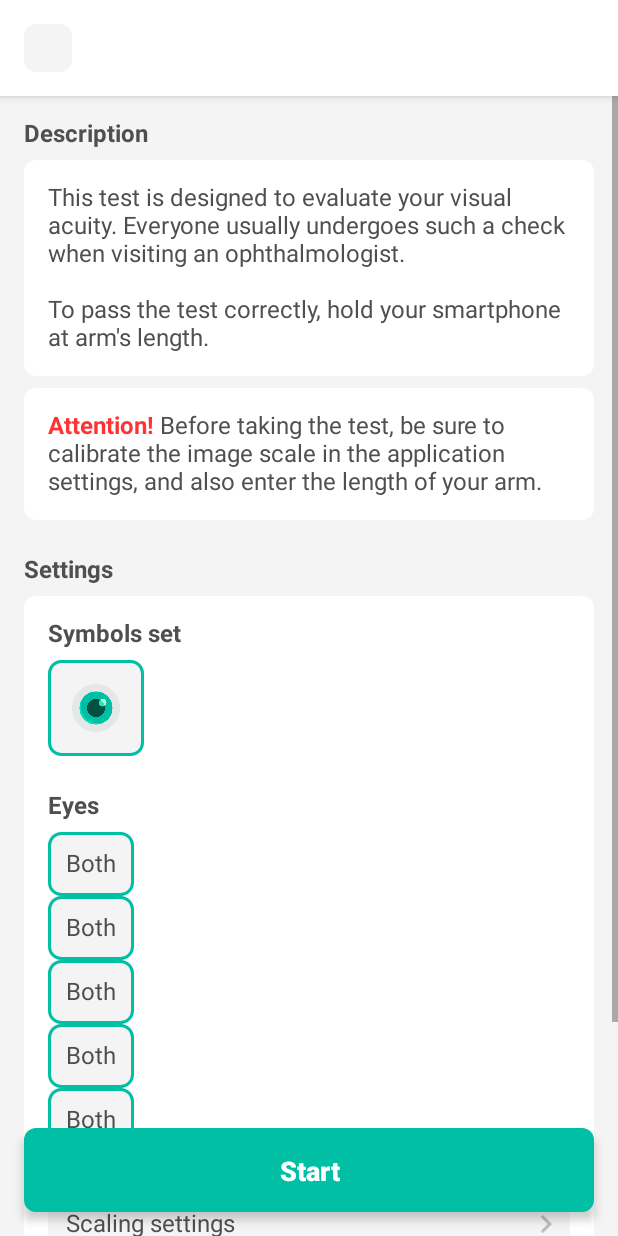
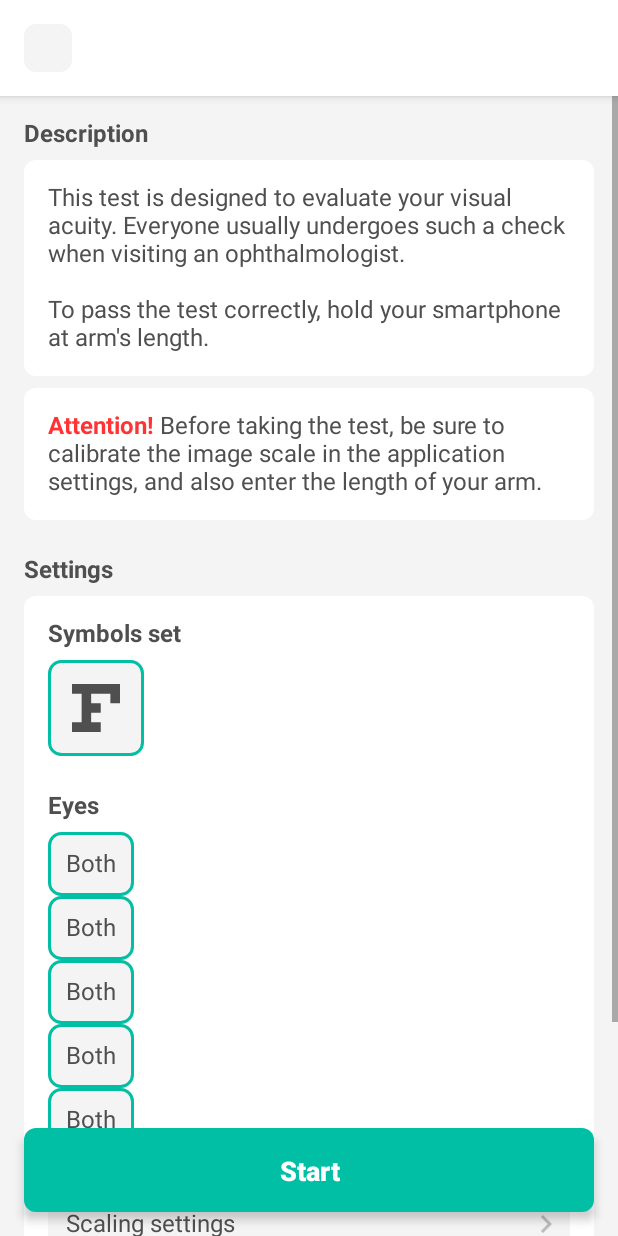
Before and after one commit to RznNike/EyeHealthManager, an Android app: the layout fragment_acuity_info.xml on its own in the app's theme, with its tools: preview values and no code run, on a phone screen of 412 x 824 dp. Run offline under Robolectric (Android 15) with nearby library versions, the light colour scheme and no system bars.

Commit message:
AcuityInfoFragment dark mode fixed

```diff
--- a/app/src/main/res/layout/item_symbols_type.xml
+++ b/app/src/main/res/layout/item_symbols_type.xml
@@ -13,9 +13,10 @@
         android:layout_width="match_parent"
         android:layout_height="match_parent"
         android:padding="16dp"
+        android:tint="@color/colorText"
         android:adjustViewBounds="true"
         android:layout_gravity="center"
         tools:background="@drawable/bg_rounded_8_outline_accent"
-        tools:src="@drawable/icon"/>
+        tools:src="@drawable/ic_letters_en_f"/>
 
 </FrameLayout>
```
